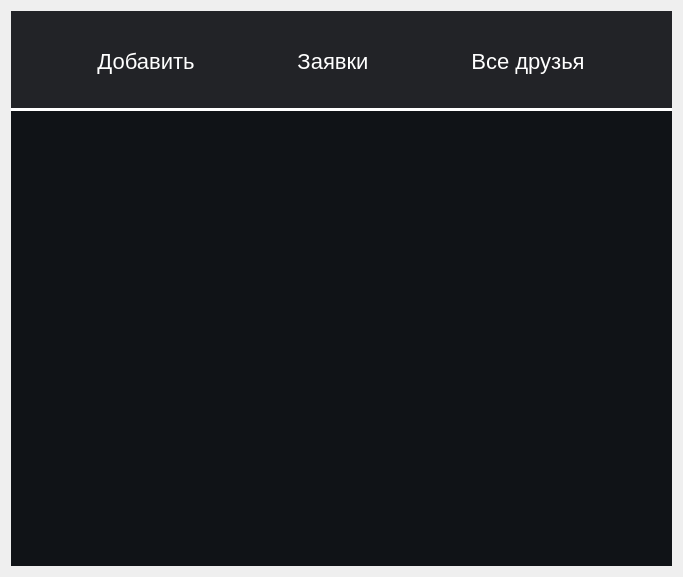
The window that Zcord/GUI/Friends/Friends.ui (DmitryGorny/Zcord) describes before a commit, drawn with Qt 5.
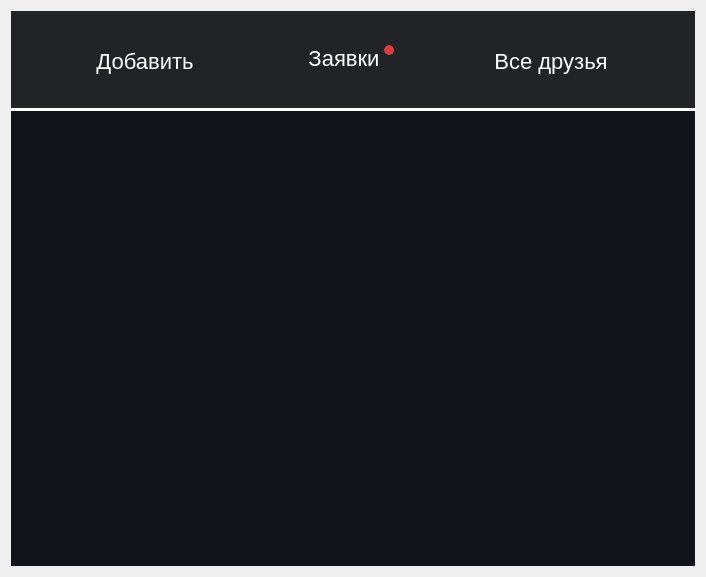
The same window after the commit. Icons and pictures are not drawn.

What changed in the file:
```diff
--- a/Zcord/GUI/Friends/Friends.ui
+++ b/Zcord/GUI/Friends/Friends.ui
@@ -6,7 +6,7 @@
    <rect>
     <x>0</x>
     <y>0</y>
-    <width>683</width>
+    <width>706</width>
     <height>577</height>
    </rect>
   </property>
@@ -111,23 +111,126 @@
            </property>
           </widget>
          </item>
-         <item>
-          <widget class="QPushButton" name="requests">
+         <item alignment="Qt::AlignVCenter">
+          <widget class="QFrame" name="horizontalFrame">
            <property name="sizePolicy">
-            <sizepolicy hsizetype="Fixed" vsizetype="Fixed">
+            <sizepolicy hsizetype="Fixed" vsizetype="Preferred">
              <horstretch>0</horstretch>
              <verstretch>0</verstretch>
             </sizepolicy>
            </property>
-           <property name="cursor">
-            <cursorShape>PointingHandCursor</cursorShape>
+           <property name="minimumSize">
+            <size>
+             <width>100</width>
+             <height>70</height>
+            </size>
            </property>
-           <property name="text">
-            <string>Заявки</string>
+           <property name="maximumSize">
+            <size>
+             <width>16777215</width>
+             <height>50</height>
+            </size>
            </property>
-           <property name="checkable">
-            <bool>false</bool>
+           <property name="styleSheet">
+            <string notr="true">QFrame {
+border:none;
+}
+
+QPushButton:hover {
+    /* Эффект туманности сверху с прозрачностью */
+    background-color: rgba(229, 229, 229, 55)
+}
+QPushButton:checked {
+	background-color: rgba(229, 229, 229, 55);
+}</string>
            </property>
+           <layout class="QHBoxLayout" name="horizontalLayout_2">
+            <item alignment="Qt::AlignVCenter">
+             <widget class="QWidget" name="widget" native="true">
+              <property name="minimumSize">
+               <size>
+                <width>100</width>
+                <height>70</height>
+               </size>
+              </property>
+              <property name="maximumSize">
+               <size>
+                <width>91</width>
+                <height>16777215</height>
+               </size>
+              </property>
+              <property name="styleSheet">
+               <string notr="true">QWidget {
+background:none;
+}
+
+QPushButton:hover {
+    /* Эффект туманности сверху с прозрачностью */
+    background-color: rgba(229, 229, 229, 55)
+}
+QPushButton:checked {
+	background-color: rgba(229, 229, 229, 55);
+}</string>
+              </property>
+              <widget class="QPushButton" name="requests_button">
+               <property name="geometry">
+                <rect>
+                 <x>0</x>
+                 <y>0</y>
+                 <width>100</width>
+                 <height>47</height>
+                </rect>
+               </property>
+               <property name="sizePolicy">
+                <sizepolicy hsizetype="Fixed" vsizetype="Fixed">
+                 <horstretch>0</horstretch>
+                 <verstretch>0</verstretch>
+                </sizepolicy>
+               </property>
+               <property name="cursor">
+                <cursorShape>PointingHandCursor</cursorShape>
+               </property>
+               <property name="text">
+                <string>Заявки</string>
+               </property>
+               <property name="checkable">
+                <bool>false</bool>
+               </property>
+              </widget>
+              <widget class="QPushButton" name="friends_alert">
+               <property name="geometry">
+                <rect>
+                 <x>90</x>
+                 <y>10</y>
+                 <width>10</width>
+                 <height>10</height>
+                </rect>
+               </property>
+               <property name="sizePolicy">
+                <sizepolicy hsizetype="Fixed" vsizetype="Fixed">
+                 <horstretch>0</horstretch>
+                 <verstretch>0</verstretch>
+                </sizepolicy>
+               </property>
+               <property name="maximumSize">
+                <size>
+                 <width>10</width>
+                 <height>10</height>
+                </size>
+               </property>
+               <property name="styleSheet">
+                <string notr="true">border:1px solid #DA3E44;
+background:#DA3E44;
+border-radius:5%;
+text-align: center; </string>
+               </property>
+               <property name="text">
+                <string/>
+               </property>
+              </widget>
+             </widget>
+            </item>
+           </layout>
           </widget>
          </item>
          <item>
```
